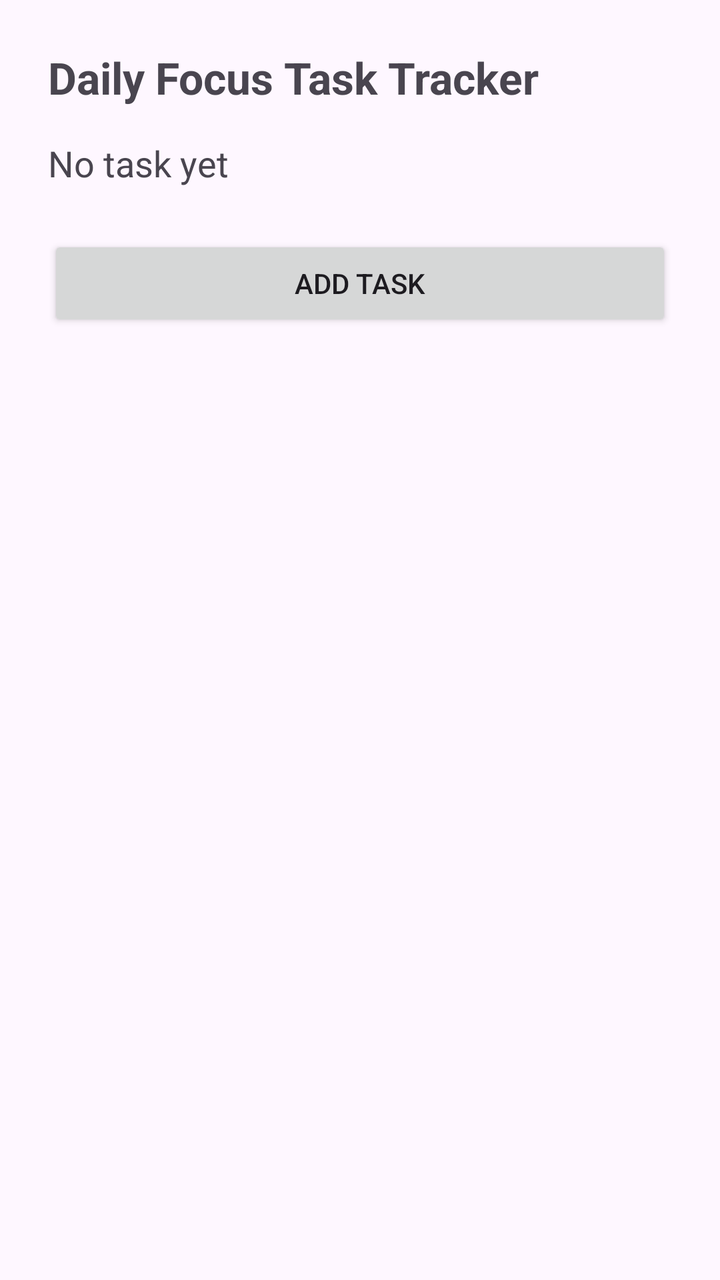
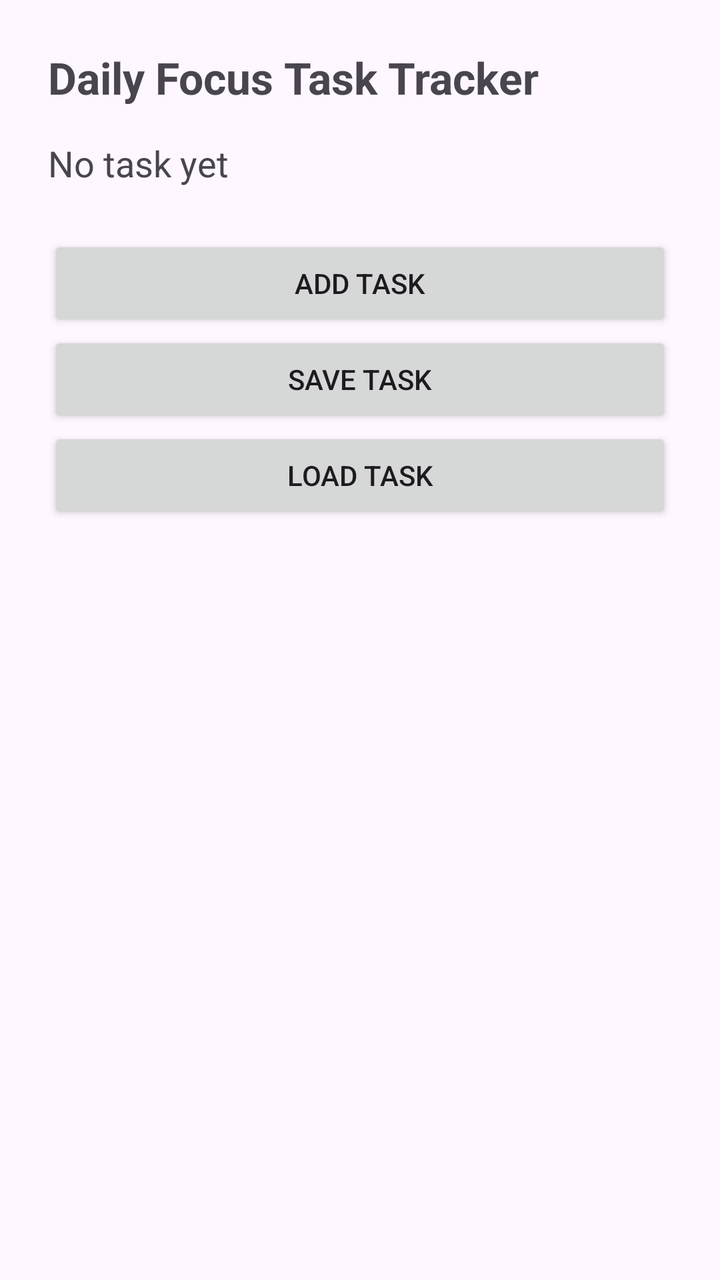

Two renders of the same Android screen: before a commit and after it. Below are the layout's source before the change and the commit's diff.
<!-- AndroidManifest.xml: application theme Theme.DailyFocus -->
<!-- res/layout/activity_main.xml -->
<?xml version="1.0" encoding="utf-8"?>
<LinearLayout xmlns:android="http://schemas.android.com/apk/res/android"
    android:layout_width="match_parent"
    android:layout_height="match_parent"
    android:orientation="vertical"
    android:padding="24dp">

    <TextView
        android:id="@+id/tvTitle"
        android:layout_width="match_parent"
        android:layout_height="wrap_content"
        android:text="Daily Focus Task Tracker"
        android:textSize="22sp"
        android:textStyle="bold" />

    <TextView
        android:id="@+id/tvTask"
        android:layout_width="match_parent"
        android:layout_height="wrap_content"
        android:layout_marginTop="16dp"
        android:text="No task yet"
        android:textSize="18sp" />

    <Button
        android:id="@+id/btnAddTask"
        android:layout_width="match_parent"
        android:layout_height="wrap_content"
        android:layout_marginTop="24dp"
        android:text="Add Task" />

</LinearLayout>
<!-- resources referenced by this layout -->
<resources>
  <style name="Theme.DailyFocus" parent="Base.Theme.DailyFocus" />
  <style name="Base.Theme.DailyFocus" parent="Theme.Material3.DayNight.NoActionBar">
          
          
      </style>
</resources>

<!-- the commit's change to res/layout/activity_main.xml (unified diff, before → after) -->
@@ -28,4 +28,16 @@
         android:layout_marginTop="24dp"
         android:text="Add Task" />
 
+    <Button
+        android:id="@+id/btnSaveTask"
+        android:layout_width="match_parent"
+        android:layout_height="wrap_content"
+        android:text="Save Task" />
+
+    <Button
+        android:id="@+id/btnLoadTask"
+        android:layout_width="match_parent"
+        android:layout_height="wrap_content"
+        android:text="Load Task" />
+
 </LinearLayout>
